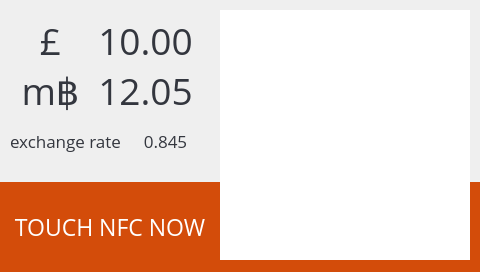
The window that xbterminal/gui/ui.ui (alexykot/xbterminal-firmware) describes before a commit, drawn with Qt 5.
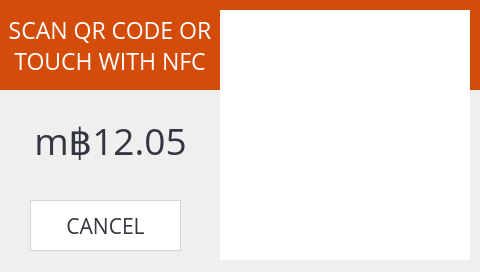
The same window after the commit. The open tabs and pages were chosen to show the change.

Commit message: Update pay_wait screen

What changed in the file:
```diff
--- a/xbterminal/gui/ui.ui
+++ b/xbterminal/gui/ui.ui
@@ -756,7 +756,7 @@
      <property name="geometry">
       <rect>
        <x>0</x>
-       <y>182</y>
+       <y>0</y>
        <width>480</width>
        <height>90</height>
       </rect>
@@ -775,7 +775,8 @@
 padding-right: 260px;</string>
      </property>
      <property name="text">
-      <string>TOUCH NFC NOW</string>
+      <string>SCAN QR CODE OR
+TOUCH WITH NFC</string>
      </property>
      <property name="alignment">
       <set>Qt::AlignCenter</set>
@@ -784,149 +785,19 @@
       <bool>true</bool>
      </property>
     </widget>
-    <widget class="QLabel" name="pwait_currency_lbl">
-     <property name="geometry">
-      <rect>
-       <x>20</x>
-       <y>20</y>
-       <width>61</width>
-       <height>41</height>
-      </rect>
-     </property>
-     <property name="font">
-      <font>
-       <family>Open Sans</family>
-       <pointsize>28</pointsize>
-      </font>
-     </property>
-     <property name="styleSheet">
-      <string notr="true">background: none;
-color: #33363e;</string>
-     </property>
-     <property name="text">
-      <string>£</string>
-     </property>
-     <property name="alignment">
-      <set>Qt::AlignCenter</set>
-     </property>
-    </widget>
-    <widget class="QLabel" name="pwait_fiat_amount_lbl">
-     <property name="geometry">
-      <rect>
-       <x>80</x>
-       <y>20</y>
-       <width>131</width>
-       <height>41</height>
-      </rect>
-     </property>
-     <property name="font">
-      <font>
-       <family>Open Sans</family>
-       <pointsize>28</pointsize>
-      </font>
-     </property>
-     <property name="styleSheet">
-      <string notr="true">background: none;
-color: #33363e;</string>
-     </property>
-     <property name="text">
-      <string>10.00</string>
-     </property>
-     <property name="alignment">
-      <set>Qt::AlignCenter</set>
-     </property>
-    </widget>
     <widget class="QLabel" name="pwait_btc_amount_lbl">
      <property name="geometry">
       <rect>
-       <x>80</x>
-       <y>70</y>
-       <width>131</width>
-       <height>41</height>
-      </rect>
-     </property>
-     <property name="font">
-      <font>
-       <family>Open Sans</family>
-       <pointsize>28</pointsize>
-      </font>
-     </property>
-     <property name="styleSheet">
-      <string notr="true">background: none;
-color: #33363e;</string>
-     </property>
-     <property name="text">
-      <string>12.05</string>
-     </property>
-     <property name="alignment">
-      <set>Qt::AlignCenter</set>
-     </property>
-    </widget>
-    <widget class="QLabel" name="pwait_btc_lbl">
-     <property name="geometry">
-      <rect>
-       <x>20</x>
-       <y>70</y>
-       <width>61</width>
-       <height>41</height>
-      </rect>
-     </property>
-     <property name="font">
-      <font>
-       <family>Open Sans</family>
-       <pointsize>28</pointsize>
-      </font>
-     </property>
-     <property name="styleSheet">
-      <string notr="true">background: none;
-color: #33363e;</string>
-     </property>
-     <property name="text">
-      <string>m฿</string>
-     </property>
-     <property name="alignment">
-      <set>Qt::AlignCenter</set>
-     </property>
-    </widget>
-    <widget class="QLabel" name="pwait_xrate_amount_lbl">
-     <property name="geometry">
-      <rect>
-       <x>120</x>
-       <y>120</y>
-       <width>91</width>
-       <height>41</height>
-      </rect>
-     </property>
-     <property name="font">
-      <font>
-       <family>Open Sans</family>
-       <pointsize>13</pointsize>
-      </font>
-     </property>
-     <property name="styleSheet">
-      <string notr="true">background: none;
-color: #33363e;</string>
-     </property>
-     <property name="text">
-      <string>0.845</string>
-     </property>
-     <property name="alignment">
-      <set>Qt::AlignCenter</set>
-     </property>
-    </widget>
-    <widget class="QLabel" name="pwait_xrate_lbl">
-     <property name="geometry">
-      <rect>
        <x>10</x>
        <y>120</y>
-       <width>111</width>
+       <width>201</width>
        <height>41</height>
       </rect>
      </property>
      <property name="font">
       <font>
        <family>Open Sans</family>
-       <pointsize>13</pointsize>
+       <pointsize>28</pointsize>
       </font>
      </property>
      <property name="styleSheet">
@@ -934,7 +805,7 @@
 color: #33363e;</string>
      </property>
      <property name="text">
-      <string>exchange rate</string>
+      <string>m฿12.05</string>
      </property>
      <property name="alignment">
       <set>Qt::AlignCenter</set>
@@ -959,6 +830,32 @@
       <bool>true</bool>
      </property>
     </widget>
+    <widget class="QPushButton" name="pwait_cancel_btn">
+     <property name="geometry">
+      <rect>
+       <x>30</x>
+       <y>200</y>
+       <width>151</width>
+       <height>51</height>
+      </rect>
+     </property>
+     <property name="font">
+      <font>
+       <family>Open Sans</family>
+       <pointsize>16</pointsize>
+      </font>
+     </property>
+     <property name="styleSheet">
+      <string notr="true">background: #fff;
+border-width: 1px;
+border-style: solid;
+border-color: #d4d4d4;
+color: #33363e;</string>
+     </property>
+     <property name="text">
+      <string>CANCEL</string>
+     </property>
+    </widget>
    </widget>
    <widget class="QWidget" name="pay_success_scrn">
     <widget class="QLabel" name="psuccess_success_lbl">
```
Left out of the diff: 2 changed lines with no effect on the pictures. The commit also changes 3 other files.
